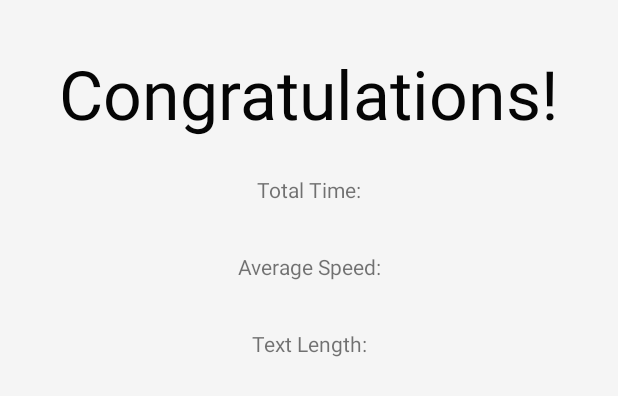
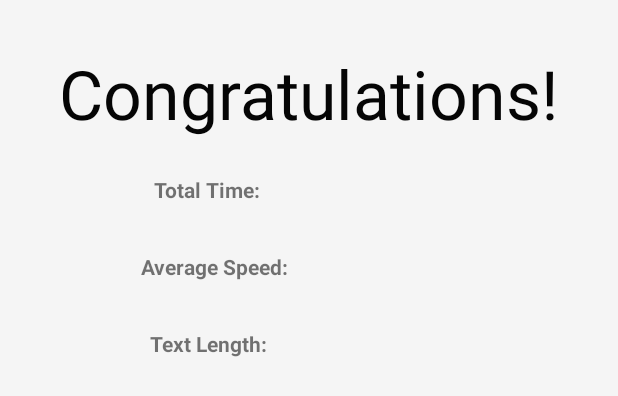
Before and after one commit to pushkarjajoria/Moody, an Android app: the layout custom_dialog_layout.xml on its own in the app's theme, with its tools: preview values and no code run, on a phone screen of 412 x 824 dp. Shown: the top 396 px of the screen. Run offline under Robolectric (Android 15) with nearby library versions, the phone set to English and light mode, and no system bars; plain views replace SubmitButton.

Commit message:
1. Add data: mood, input_text, batchid to the table. 2. Show the brief data in the finishing page. 3. From 3 emojis to 5 emojis(more kind of mood).

```diff
--- a/app/src/main/res/layout/custom_dialog_layout.xml
+++ b/app/src/main/res/layout/custom_dialog_layout.xml
@@ -54,7 +54,9 @@
         android:layout_height="wrap_content"
         android:layout_marginTop="24dp"
         android:text="Total Time:"
+        android:textStyle="bold"
         app:layout_constraintEnd_toEndOf="parent"
+        app:layout_constraintHorizontal_bias="0.3"
         app:layout_constraintStart_toStartOf="parent"
         app:layout_constraintTop_toBottomOf="@+id/titanic_tv" />
 
@@ -64,7 +66,9 @@
         android:layout_height="wrap_content"
         android:layout_marginTop="32dp"
         android:text="Average Speed:"
+        android:textStyle="bold"
         app:layout_constraintEnd_toEndOf="parent"
+        app:layout_constraintHorizontal_bias="0.3"
         app:layout_constraintStart_toStartOf="parent"
         app:layout_constraintTop_toBottomOf="@+id/textView2" />
 
@@ -74,8 +78,45 @@
         android:layout_height="wrap_content"
         android:layout_marginTop="32dp"
         android:text="Text Length:"
+        android:textStyle="bold"
         app:layout_constraintEnd_toEndOf="parent"
+        app:layout_constraintHorizontal_bias="0.3"
         app:layout_constraintStart_toStartOf="parent"
         app:layout_constraintTop_toBottomOf="@+id/textView3" />
 
+    <TextView
+        android:id="@+id/total_time_value"
+        android:layout_width="wrap_content"
+        android:layout_height="wrap_content"
+        android:layout_marginTop="24dp"
+        android:layout_marginEnd="16dp"
+        android:layout_marginRight="16dp"
+        android:text=""
+        app:layout_constraintEnd_toEndOf="parent"
+        app:layout_constraintHorizontal_bias="0.73"
+        app:layout_constraintStart_toStartOf="parent"
+        app:layout_constraintTop_toBottomOf="@+id/titanic_tv" />
+
+    <TextView
+        android:id="@+id/average_speed_value"
+        android:layout_width="wrap_content"
+        android:layout_height="wrap_content"
+        android:layout_marginTop="32dp"
+        android:text=""
+        app:layout_constraintEnd_toEndOf="parent"
+        app:layout_constraintHorizontal_bias="0.7"
+        app:layout_constraintStart_toStartOf="parent"
+        app:layout_constraintTop_toBottomOf="@+id/total_time_value" />
+
+    <TextView
+        android:id="@+id/total_length_value"
+        android:layout_width="wrap_content"
+        android:layout_height="wrap_content"
+        android:layout_marginTop="32dp"
+        android:text=""
+        app:layout_constraintEnd_toEndOf="parent"
+        app:layout_constraintHorizontal_bias="0.7"
+        app:layout_constraintStart_toStartOf="parent"
+        app:layout_constraintTop_toBottomOf="@+id/average_speed_value" />
+
 </androidx.constraintlayout.widget.ConstraintLayout>
```
Also changed, not shown: app/src/main/java/com/example/moody/DataVirtualization.java (+8 -5 lines), app/src/main/java/com/example/moody/Typing_Test.java (+57 -14 lines), app/src/main/java/com/example/moody/persistence/SQLService.java (+41 -0 lines), app/src/main/res/layout/activity_main.xml (+7 -2 lines).
